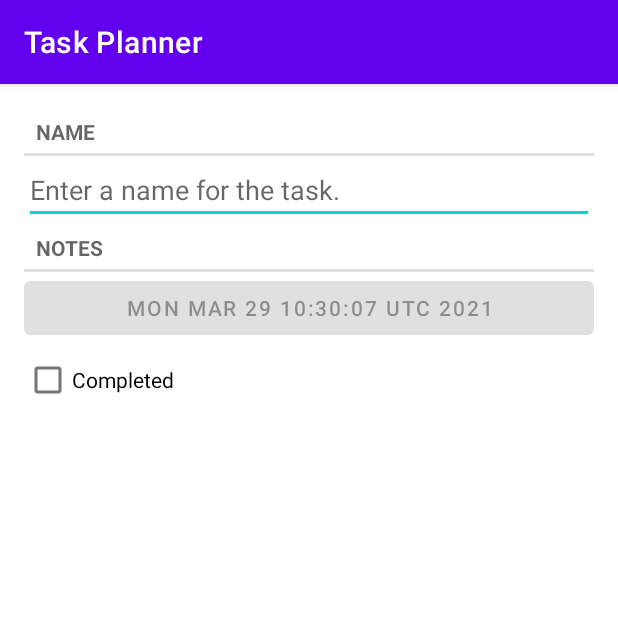
After one commit to jasonn66/CS455-project, an Android app: the fragment TaskFragment shown on its own in the app's theme, on a phone screen of 412 x 824 dp, the top half of it. The commit adds this screen. Run offline under Robolectric (Android 15) with nearby library versions, the phone set to English and light mode, and no system bars.

Commit message:
Created basic Task class and Task Fragment

```diff
--- /dev/null
+++ b/app/src/main/java/com/example/taskplanner/Task.kt
@@ -0,0 +1,9 @@
+package com.example.taskplanner
+
+import java.util.*
+
+data class Task(val id: UUID = UUID.randomUUID(),
+                var name: String = "",
+                var date: Date = Date(),
+                var note: String = "",
+                var isCompleted: Boolean = false)
--- /dev/null
+++ b/app/src/main/java/com/example/taskplanner/TaskFragment.kt
@@ -0,0 +1,86 @@
+package com.example.taskplanner
+
+import android.os.Bundle
+import android.text.Editable
+import android.text.TextWatcher
+import android.view.LayoutInflater
+import android.view.View
+import android.view.ViewGroup
+import android.widget.Button
+import android.widget.CheckBox
+import android.widget.EditText
+import androidx.fragment.app.Fragment
+
+class TaskFragment : Fragment() {
+
+    private lateinit var task: Task
+    private lateinit var nameField: EditText
+    private lateinit var dateButton: Button
+    private lateinit var completedCheckBox: CheckBox
+
+    override fun onCreate(savedInstanceState: Bundle?)
+    {
+        super.onCreate(savedInstanceState)
+        task = Task()
+    }
+
+    override fun onCreateView(
+            inflater: LayoutInflater,
+            container: ViewGroup?,
+            savedInstance: Bundle?): View?
+    {
+        val view = inflater.inflate(R.layout.fragment_task, container, false)
+        nameField = view.findViewById(R.id.task_name) as EditText
+        dateButton = view.findViewById(R.id.task_date) as Button
+        completedCheckBox = view.findViewById(R.id.task_completed) as CheckBox
+
+        dateButton.apply{
+            text = task.date.toString()
+            isEnabled = false
+        }
+
+        return view
+    }
+
+    override fun onStart()
+    {
+        super.onStart()
+
+        val nameWatcher = object : TextWatcher
+        {
+
+            override fun beforeTextChanged(
+                    sequence: CharSequence?,
+                    start: Int,
+                    count: Int,
+                    after: Int
+            )
+            {
+                // This space intentionally left blank
+            }
+
+            override fun onTextChanged(
+                    sequence: CharSequence?,
+                    start: Int,
+                    before: Int,
+                    count: Int
+            )
+            {
+                task.name = sequence.toString()
+            }
+
+            override fun afterTextChanged(sequence: Editable?)
+            {
+                // This one too
+            }
+        }
+
+        nameField.addTextChangedListener(nameWatcher)
+
+        completedCheckBox.apply {
+            setOnCheckedChangeListener {_, isChecked ->
+                task.isCompleted = isChecked
+            }
+        }
+    }
+}
--- /dev/null
+++ b/app/src/main/res/layout/fragment_task.xml
@@ -0,0 +1,40 @@
+<?xml version="1.0" encoding="utf-8"?>
+<LinearLayout xmlns:android="http://schemas.android.com/apk/res/android"
+    xmlns:tools="http://schemas.android.com/tools"
+    android:orientation="vertical"
+    android:layout_width="match_parent"
+    android:layout_height="match_parent"
+    android:layout_margin="16dp">
+
+    <TextView
+        style="?android:listSeparatorTextViewStyle"
+        android:layout_width="match_parent"
+        android:layout_height="wrap_content"
+        android:text="@string/task_name_label"/>
+
+    <EditText
+        android:id="@+id/task_name"
+        android:layout_width="match_parent"
+        android:layout_height="wrap_content"
+        android:hint="@string/task_name_hint"/>
+
+    <TextView
+        style="?android:listSeparatorTextViewStyle"
+        android:layout_width="match_parent"
+        android:layout_height="wrap_content"
+        android:text="@string/task_notes_label"/>
+
+    <Button
+        android:id="@+id/task_date"
+        android:layout_width="match_parent"
+        android:layout_height="wrap_content"
+        tools:text="Mar 19 2021"/>
+
+    <CheckBox
+        android:id="@+id/task_completed"
+        android:layout_width="match_parent"
+        android:layout_height="wrap_content"
+        android:text="@string/task_completed_label"/>
+
+
+</LinearLayout>
--- a/app/src/main/res/values/strings.xml
+++ b/app/src/main/res/values/strings.xml
@@ -1,3 +1,7 @@
 <resources>
     <string name="app_name">Task Planner</string>
+    <string name="task_name_hint">Enter a name for the task.</string>
+    <string name="task_name_label">Name</string>
+    <string name="task_notes_label">Notes</string>
+    <string name="task_completed_label">Completed</string>
 </resources>
```
